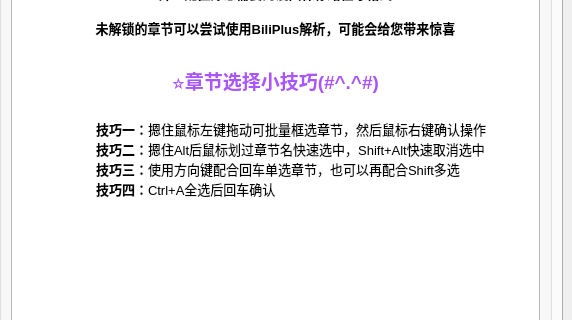
Old version of the form src/ui/PySide_src/mainWindow.ui in the repository Zeal-L/BiliBili-Manga-Downloader; both pictures show x 580 to 1152 and y 269 to 589 of the 1152 by 699 pixel window.
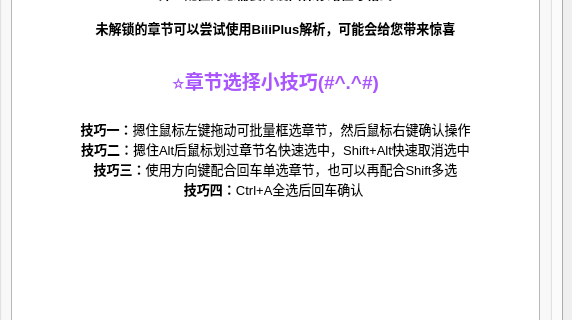
New version of the form. The open tabs and pages were chosen to show the change. Icons and pictures are not drawn.

Commit message: ✨ 添加 mac 环境下 的窗口检测（多开）

The edit to the form file:
```diff
--- a/src/ui/PySide_src/mainWindow.ui
+++ b/src/ui/PySide_src/mainWindow.ui
@@ -506,24 +506,24 @@
 hr { height: 1px; border-width: 0; }
 li.unchecked::marker { content: &quot;\2610&quot;; }
 li.checked::marker { content: &quot;\2612&quot;; }
-&lt;/style&gt;&lt;/head&gt;&lt;body style=&quot; font-family:'Microsoft YaHei UI'; font-size:9pt; font-weight:400; font-style:normal;&quot;&gt;
-&lt;p align=&quot;center&quot; style=&quot; margin-top:0px; margin-bottom:0px; margin-left:0px; margin-right:0px; -qt-block-indent:0; text-indent:0px;&quot;&gt;&lt;span style=&quot; font-size:14pt; font-weight:700; color:#0055ff;&quot;&gt; &lt;/span&gt;&lt;/p&gt;
-&lt;p align=&quot;center&quot; style=&quot;-qt-paragraph-type:empty; margin-top:0px; margin-bottom:0px; margin-left:0px; margin-right:0px; -qt-block-indent:0; text-indent:0px; font-size:14pt; font-weight:700; color:#0055ff;&quot;&gt;&lt;br /&gt;&lt;/p&gt;
-&lt;p align=&quot;center&quot; style=&quot; margin-top:0px; margin-bottom:0px; margin-left:0px; margin-right:0px; -qt-block-indent:0; text-indent:0px;&quot;&gt;&lt;span style=&quot; font-size:14pt; font-weight:700; color:#0055ff;&quot;&gt;❤欢迎使用本下载器(*｀∀´*)ノ&lt;/span&gt;&lt;/p&gt;
-&lt;p align=&quot;center&quot; style=&quot;-qt-paragraph-type:empty; margin-top:0px; margin-bottom:0px; margin-left:0px; margin-right:0px; -qt-block-indent:0; text-indent:0px;&quot;&gt;&lt;br /&gt;&lt;/p&gt;
-&lt;p align=&quot;center&quot; style=&quot; margin-top:0px; margin-bottom:0px; margin-left:0px; margin-right:0px; -qt-block-indent:0; text-indent:0px;&quot;&gt;&lt;span style=&quot; font-size:10pt; font-weight:700; color:#000000;&quot;&gt;第一次使用请先在上方的设置页面内扫码登入B站帐号&lt;/span&gt;&lt;/p&gt;
-&lt;p align=&quot;center&quot; style=&quot; margin-top:0px; margin-bottom:0px; margin-left:0px; margin-right:0px; -qt-block-indent:0; text-indent:0px;&quot;&gt;&lt;span style=&quot; font-size:10pt; font-weight:700; color:#000000;&quot;&gt;并且配置好您需要的漫画保存路径与格式&lt;/span&gt;&lt;/p&gt;
-&lt;p style=&quot;-qt-paragraph-type:empty; margin-top:0px; margin-bottom:0px; margin-left:0px; margin-right:0px; -qt-block-indent:0; text-indent:0px; font-size:10pt; font-weight:700; color:#000000;&quot;&gt;&lt;br /&gt;&lt;/p&gt;
-&lt;p align=&quot;center&quot; style=&quot; margin-top:0px; margin-bottom:0px; margin-left:0px; margin-right:0px; -qt-block-indent:0; text-indent:0px;&quot;&gt;&lt;span style=&quot; font-size:10pt; font-weight:700;&quot;&gt;未解锁的章节可以尝试使用BiliPlus解析，可能会给您带来惊喜&lt;/span&gt;&lt;/p&gt;
-&lt;p style=&quot;-qt-paragraph-type:empty; margin-top:0px; margin-bottom:0px; margin-left:0px; margin-right:0px; -qt-block-indent:0; text-indent:0px;&quot;&gt;&lt;br /&gt;&lt;/p&gt;
-&lt;p style=&quot;-qt-paragraph-type:empty; margin-top:0px; margin-bottom:0px; margin-left:0px; margin-right:0px; -qt-block-indent:0; text-indent:0px;&quot;&gt;&lt;br /&gt;&lt;/p&gt;
-&lt;p align=&quot;center&quot; style=&quot; margin-top:0px; margin-bottom:0px; margin-left:0px; margin-right:0px; -qt-block-indent:0; text-indent:0px;&quot;&gt;&lt;span style=&quot; font-size:14pt; font-weight:700; color:#aa55ff;&quot;&gt;⭐章节选择小技巧(#^.^#)&lt;/span&gt;&lt;/p&gt;
-&lt;p align=&quot;center&quot; style=&quot;-qt-paragraph-type:empty; margin-top:0px; margin-bottom:0px; margin-left:0px; margin-right:0px; -qt-block-indent:0; text-indent:0px; font-size:14pt; font-weight:700; color:#aa55ff;&quot;&gt;&lt;br /&gt;&lt;/p&gt;
-&lt;p style=&quot; margin-top:0px; margin-bottom:0px; margin-left:0px; margin-right:0px; -qt-block-indent:0; text-indent:0px;&quot;&gt;&lt;span style=&quot; font-size:10pt; font-weight:700;&quot;&gt;	技巧一：&lt;/span&gt;&lt;span style=&quot; font-size:10pt;&quot;&gt;摁住鼠标左键拖动可批量框选章节，然后鼠标右键确认操作&lt;/span&gt;&lt;/p&gt;
-&lt;p style=&quot; margin-top:0px; margin-bottom:0px; margin-left:0px; margin-right:0px; -qt-block-indent:0; text-indent:0px;&quot;&gt;&lt;span style=&quot; font-size:10pt; font-weight:700;&quot;&gt;	技巧二：&lt;/span&gt;&lt;span style=&quot; font-size:10pt;&quot;&gt;摁住Alt后鼠标划过章节名快速选中，Shift+Alt快速取消选中&lt;/span&gt;&lt;/p&gt;
-&lt;p style=&quot; margin-top:0px; margin-bottom:0px; margin-left:0px; margin-right:0px; -qt-block-indent:0; text-indent:0px;&quot;&gt;&lt;span style=&quot; font-size:10pt; font-weight:700;&quot;&gt;	技巧三：&lt;/span&gt;&lt;span style=&quot; font-size:10pt;&quot;&gt;使用方向键配合回车单选章节，也可以再配合Shift多选&lt;/span&gt;&lt;/p&gt;
-&lt;p style=&quot; margin-top:0px; margin-bottom:0px; margin-left:0px; margin-right:0px; -qt-block-indent:0; text-indent:0px;&quot;&gt;&lt;span style=&quot; font-size:10pt; font-weight:700;&quot;&gt;	技巧四：&lt;/span&gt;&lt;span style=&quot; font-size:10pt;&quot;&gt;Ctrl+A全选后回车确认&lt;/span&gt;&lt;/p&gt;
-&lt;p style=&quot;-qt-paragraph-type:empty; margin-top:0px; margin-bottom:0px; margin-left:0px; margin-right:0px; -qt-block-indent:0; text-indent:0px; font-size:10pt;&quot;&gt;&lt;br /&gt;&lt;/p&gt;&lt;/body&gt;&lt;/html&gt;</string>
+&lt;/style&gt;&lt;/head&gt;&lt;body style=&quot; font-family:'.AppleSystemUIFont'; font-size:13pt; font-weight:400; font-style:normal;&quot;&gt;
+&lt;p align=&quot;center&quot; style=&quot; margin-top:0px; margin-bottom:0px; margin-left:0px; margin-right:0px; -qt-block-indent:0; text-indent:0px;&quot;&gt;&lt;span style=&quot; font-family:'Microsoft YaHei UI'; font-size:14pt; font-weight:700; color:#0055ff;&quot;&gt; &lt;/span&gt;&lt;/p&gt;
+&lt;p align=&quot;center&quot; style=&quot;-qt-paragraph-type:empty; margin-top:0px; margin-bottom:0px; margin-left:0px; margin-right:0px; -qt-block-indent:0; text-indent:0px; font-family:'Microsoft YaHei UI'; font-size:14pt; font-weight:700; color:#0055ff;&quot;&gt;&lt;br /&gt;&lt;/p&gt;
+&lt;p align=&quot;center&quot; style=&quot; margin-top:0px; margin-bottom:0px; margin-left:0px; margin-right:0px; -qt-block-indent:0; text-indent:0px;&quot;&gt;&lt;span style=&quot; font-family:'Microsoft YaHei UI'; font-size:14pt; font-weight:700; color:#0055ff;&quot;&gt;❤欢迎使用本下载器(*｀∀´*)ノ&lt;/span&gt;&lt;/p&gt;
+&lt;p align=&quot;center&quot; style=&quot;-qt-paragraph-type:empty; margin-top:0px; margin-bottom:0px; margin-left:0px; margin-right:0px; -qt-block-indent:0; text-indent:0px; font-family:'Microsoft YaHei UI'; font-size:9pt;&quot;&gt;&lt;br /&gt;&lt;/p&gt;
+&lt;p align=&quot;center&quot; style=&quot; margin-top:0px; margin-bottom:0px; margin-left:0px; margin-right:0px; -qt-block-indent:0; text-indent:0px;&quot;&gt;&lt;span style=&quot; font-family:'Microsoft YaHei UI'; font-size:10pt; font-weight:700;&quot;&gt;第一次使用请先在上方的设置页面内扫码登入B站帐号&lt;/span&gt;&lt;/p&gt;
+&lt;p align=&quot;center&quot; style=&quot; margin-top:0px; margin-bottom:0px; margin-left:0px; margin-right:0px; -qt-block-indent:0; text-indent:0px;&quot;&gt;&lt;span style=&quot; font-family:'Microsoft YaHei UI'; font-size:10pt; font-weight:700;&quot;&gt;并且配置好您需要的漫画保存路径与格式&lt;/span&gt;&lt;/p&gt;
+&lt;p style=&quot;-qt-paragraph-type:empty; margin-top:0px; margin-bottom:0px; margin-left:0px; margin-right:0px; -qt-block-indent:0; text-indent:0px; font-family:'Microsoft YaHei UI'; font-size:10pt; font-weight:700; color:#000000;&quot;&gt;&lt;br /&gt;&lt;/p&gt;
+&lt;p align=&quot;center&quot; style=&quot; margin-top:0px; margin-bottom:0px; margin-left:0px; margin-right:0px; -qt-block-indent:0; text-indent:0px;&quot;&gt;&lt;span style=&quot; font-family:'Microsoft YaHei UI'; font-size:10pt; font-weight:700;&quot;&gt;未解锁的章节可以尝试使用BiliPlus解析，可能会给您带来惊喜&lt;/span&gt;&lt;/p&gt;
+&lt;p style=&quot;-qt-paragraph-type:empty; margin-top:0px; margin-bottom:0px; margin-left:0px; margin-right:0px; -qt-block-indent:0; text-indent:0px; font-family:'Microsoft YaHei UI'; font-size:9pt;&quot;&gt;&lt;br /&gt;&lt;/p&gt;
+&lt;p style=&quot;-qt-paragraph-type:empty; margin-top:0px; margin-bottom:0px; margin-left:0px; margin-right:0px; -qt-block-indent:0; text-indent:0px; font-family:'Microsoft YaHei UI'; font-size:9pt;&quot;&gt;&lt;br /&gt;&lt;/p&gt;
+&lt;p align=&quot;center&quot; style=&quot; margin-top:0px; margin-bottom:0px; margin-left:0px; margin-right:0px; -qt-block-indent:0; text-indent:0px;&quot;&gt;&lt;span style=&quot; font-family:'Microsoft YaHei UI'; font-size:14pt; font-weight:700; color:#aa55ff;&quot;&gt;⭐章节选择小技巧(#^.^#)&lt;/span&gt;&lt;/p&gt;
+&lt;p align=&quot;center&quot; style=&quot;-qt-paragraph-type:empty; margin-top:0px; margin-bottom:0px; margin-left:0px; margin-right:0px; -qt-block-indent:0; text-indent:0px; font-family:'Microsoft YaHei UI'; font-size:14pt; font-weight:700; color:#aa55ff;&quot;&gt;&lt;br /&gt;&lt;/p&gt;
+&lt;p align=&quot;center&quot; style=&quot; margin-top:0px; margin-bottom:0px; margin-left:0px; margin-right:0px; -qt-block-indent:0; text-indent:0px;&quot;&gt;&lt;span style=&quot; font-family:'Microsoft YaHei UI'; font-size:10pt; font-weight:700;&quot;&gt;技巧一：&lt;/span&gt;&lt;span style=&quot; font-family:'Microsoft YaHei UI'; font-size:10pt;&quot;&gt;摁住鼠标左键拖动可批量框选章节，然后鼠标右键确认操作&lt;/span&gt;&lt;/p&gt;
+&lt;p align=&quot;center&quot; style=&quot; margin-top:0px; margin-bottom:0px; margin-left:0px; margin-right:0px; -qt-block-indent:0; text-indent:0px;&quot;&gt;&lt;span style=&quot; font-family:'Microsoft YaHei UI'; font-size:10pt; font-weight:700;&quot;&gt;技巧二：&lt;/span&gt;&lt;span style=&quot; font-family:'Microsoft YaHei UI'; font-size:10pt;&quot;&gt;摁住Alt后鼠标划过章节名快速选中，Shift+Alt快速取消选中&lt;/span&gt;&lt;/p&gt;
+&lt;p align=&quot;center&quot; style=&quot; margin-top:0px; margin-bottom:0px; margin-left:0px; margin-right:0px; -qt-block-indent:0; text-indent:0px;&quot;&gt;&lt;span style=&quot; font-family:'Microsoft YaHei UI'; font-size:10pt; font-weight:700;&quot;&gt;技巧三：&lt;/span&gt;&lt;span style=&quot; font-family:'Microsoft YaHei UI'; font-size:10pt;&quot;&gt;使用方向键配合回车单选章节，也可以再配合Shift多选&lt;/span&gt;&lt;/p&gt;
+&lt;p align=&quot;center&quot; style=&quot; margin-top:0px; margin-bottom:0px; margin-left:0px; margin-right:0px; -qt-block-indent:0; text-indent:0px;&quot;&gt;&lt;span style=&quot; font-family:'Microsoft YaHei UI'; font-size:10pt; font-weight:700;&quot;&gt;技巧四：&lt;/span&gt;&lt;span style=&quot; font-family:'Microsoft YaHei UI'; font-size:10pt;&quot;&gt;Ctrl+A全选后回车确认 &lt;/span&gt;&lt;/p&gt;
+&lt;p style=&quot;-qt-paragraph-type:empty; margin-top:0px; margin-bottom:0px; margin-left:0px; margin-right:0px; -qt-block-indent:0; text-indent:0px; font-family:'Microsoft YaHei UI'; font-size:10pt;&quot;&gt;&lt;br /&gt;&lt;/p&gt;&lt;/body&gt;&lt;/html&gt;</string>
              </property>
              <property name="textInteractionFlags">
               <set>Qt::NoTextInteraction</set>
```
Left out of the diff: 12 changed lines with no effect on the pictures. The commit also changes 2 other files.
